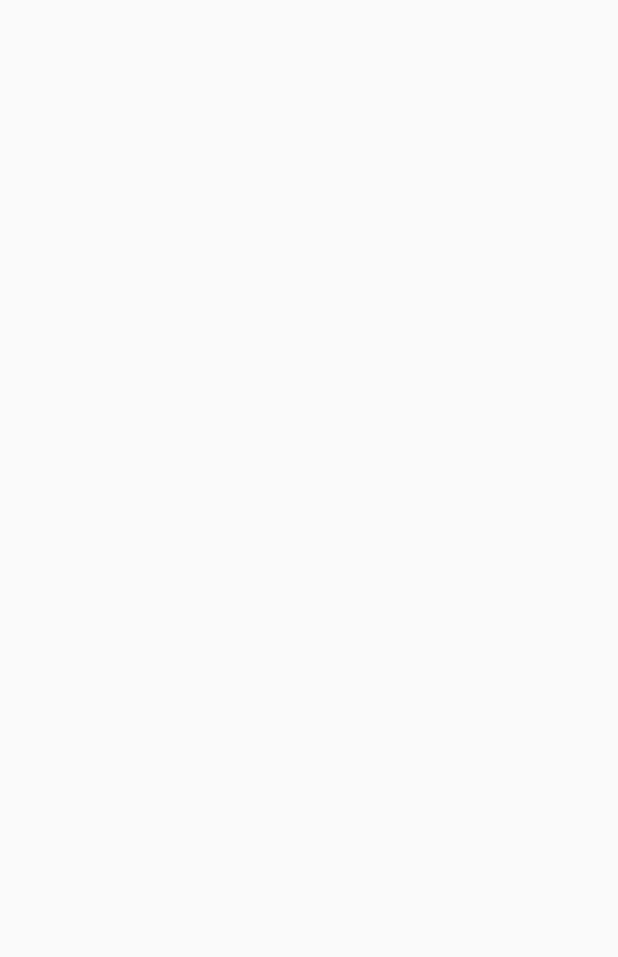
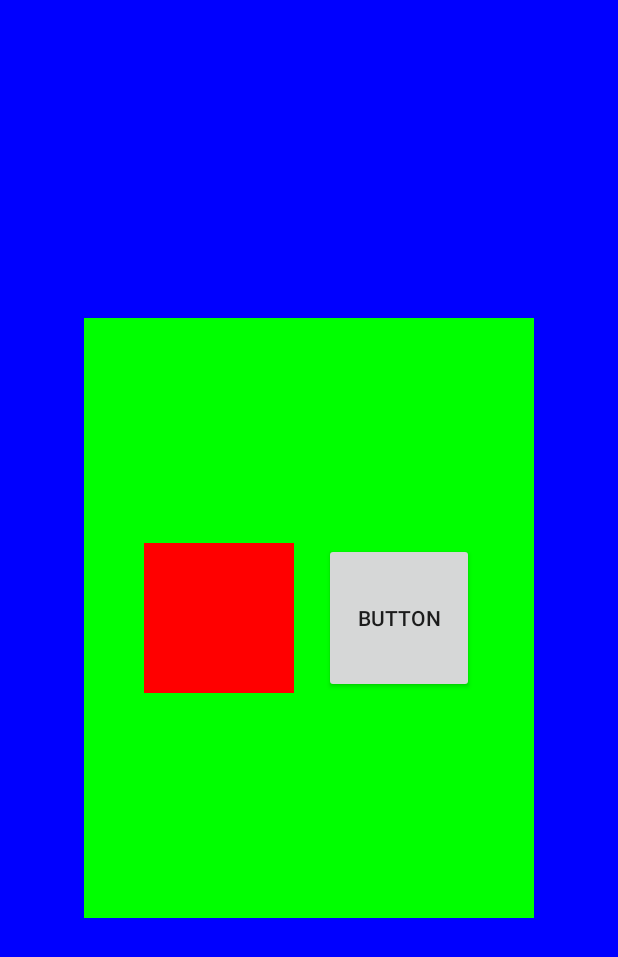
Before and after one commit to wangxinghe/StuQDemo, an Android app: the TouchEventActivity screen opened directly, with no data from a screen before it, on a phone screen of 412 x 824 dp. Before the commit the part shown is empty. Shown: the top 957 px of the screen. Run offline under Robolectric (Android 15) with nearby library versions, the phone set to English and light mode, and no system bars.

Commit message:
add touch event demo

```diff
--- a/app/src/main/res/layout/activity_touch_event.xml
+++ b/app/src/main/res/layout/activity_touch_event.xml
@@ -1,6 +1,27 @@
 <?xml version="1.0" encoding="utf-8"?>
-<LinearLayout xmlns:android="http://schemas.android.com/apk/res/android"
-    android:orientation="vertical" android:layout_width="match_parent"
-    android:layout_height="match_parent">
+<com.mouxuejie.stuqdemo.touch.TouchViewA
+    xmlns:android="http://schemas.android.com/apk/res/android"
+    android:layout_width="match_parent"
+    android:layout_height="match_parent"
+    android:gravity="center"
+    android:background="#0000ff">
 
-</LinearLayout>
+    <com.mouxuejie.stuqdemo.touch.TouchViewB
+        android:layout_width="300dp"
+        android:layout_height="400dp"
+        android:gravity="center"
+        android:background="#00ff00">
+
+        <com.mouxuejie.stuqdemo.touch.TouchViewC
+            android:layout_width="100dp"
+            android:layout_height="100dp"
+            android:background="#ff0000"/>
+
+        <com.mouxuejie.stuqdemo.touch.ButtonC
+            android:layout_width="100dp"
+            android:layout_height="100dp"
+            android:layout_marginLeft="20dp"
+            android:text="button"/>
+
+    </com.mouxuejie.stuqdemo.touch.TouchViewB>
+</com.mouxuejie.stuqdemo.touch.TouchViewA>
```
Also changed, not shown: app/src/main/java/com/mouxuejie/stuqdemo/TouchEventActivity.java (+15 -0 lines), app/src/main/java/com/mouxuejie/stuqdemo/touch/ButtonC.java (added, +38 -0 lines), app/src/main/java/com/mouxuejie/stuqdemo/touch/LogUtil.java (added, +30 -0 lines), app/src/main/java/com/mouxuejie/stuqdemo/touch/TouchViewA.java (added, +44 -0 lines), app/src/main/java/com/mouxuejie/stuqdemo/touch/TouchViewB.java (added, +44 -0 lines), app/src/main/java/com/mouxuejie/stuqdemo/touch/TouchViewC.java (added, +37 -0 lines).
